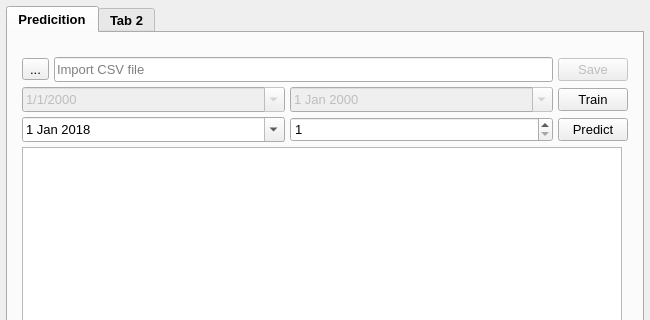
First picture: the form in gui/load_prediction_xml.ui, repository Djordje99/ISIS_Load_Prediction, before the edit; both pictures show x 0 to 650 and y 0 to 320 of the 650 by 579 pixel window.
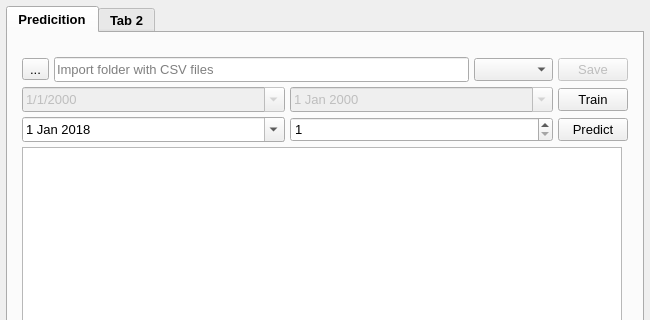
Second picture: the form after the edit.

```diff
--- a/gui/load_prediction_xml.ui
+++ b/gui/load_prediction_xml.ui
@@ -108,10 +108,13 @@
                <bool>true</bool>
               </property>
               <property name="placeholderText">
-               <string>Import CSV file</string>
+               <string>Import folder with CSV files</string>
               </property>
              </widget>
             </item>
+            <item>
+             <widget class="QComboBox" name="sqlite_mode"/>
+            </item>
             <item>
              <widget class="QPushButton" name="save_csv_btn">
               <property name="enabled">
```
